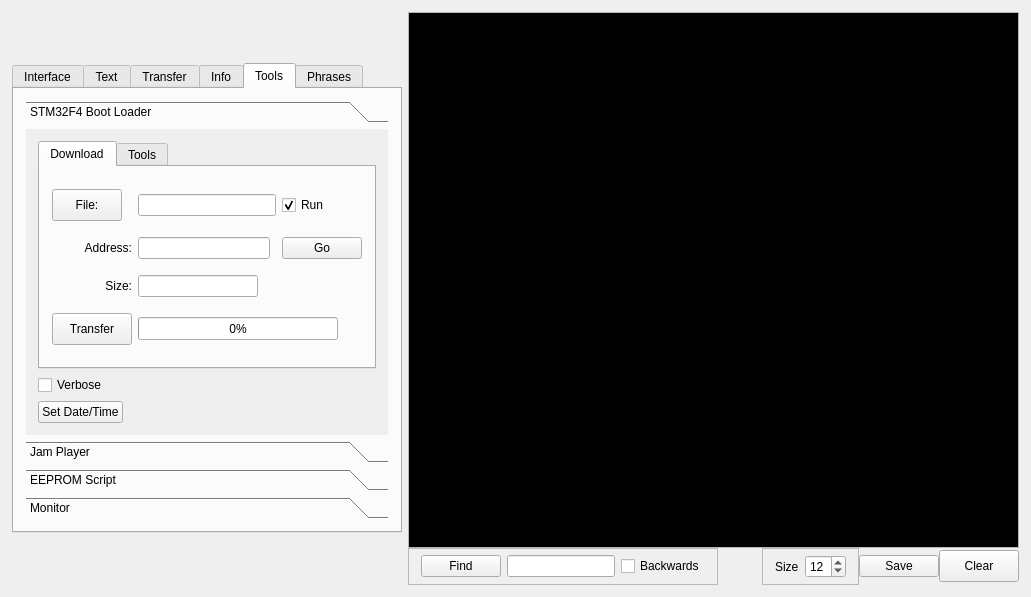
Old version of the form mainWindow.ui in the repository strawbot/TimbreTalk.
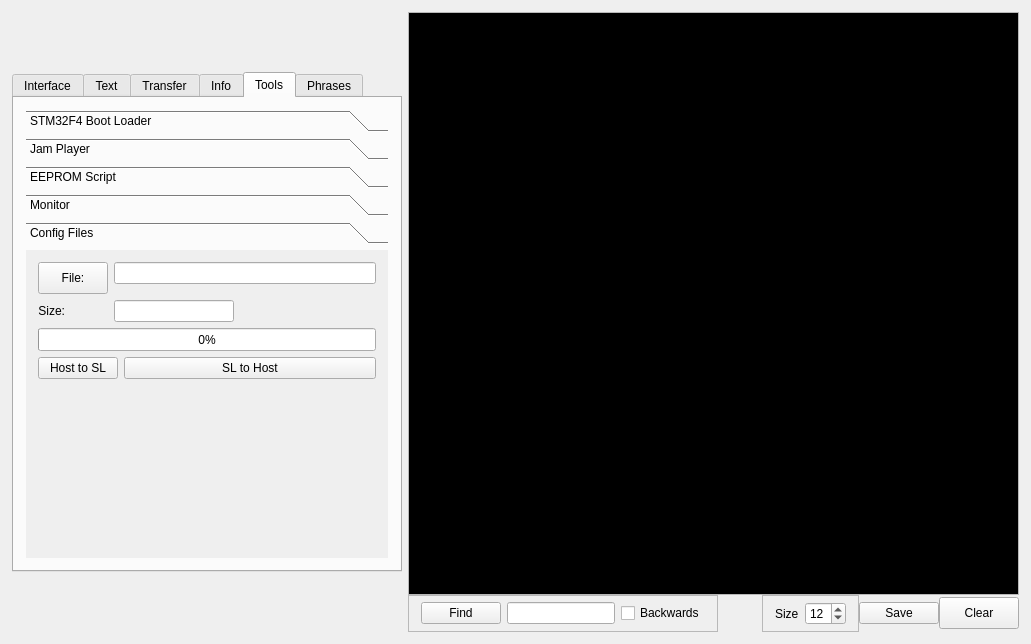
New version of the form. The open tabs and pages were chosen to show the change.

Commit message: added file transfer for config files; not fully tested and working and contains debug statements

```diff
--- a/mainWindow.ui
+++ b/mainWindow.ui
@@ -7,7 +7,7 @@
     <x>0</x>
     <y>0</y>
     <width>1031</width>
-    <height>597</height>
+    <height>644</height>
    </rect>
   </property>
   <property name="windowTitle">
@@ -51,7 +51,7 @@
           <property name="maximumSize">
            <size>
             <width>420</width>
-            <height>470</height>
+            <height>500</height>
            </size>
           </property>
           <property name="contextMenuPolicy">
@@ -1489,7 +1489,7 @@
             <item>
              <widget class="QToolBox" name="toolBox">
               <property name="currentIndex">
-               <number>0</number>
+               <number>4</number>
               </property>
               <widget class="QWidget" name="page">
                <property name="geometry">
@@ -1497,7 +1497,7 @@
                  <x>0</x>
                  <y>0</y>
                  <width>360</width>
-                 <height>281</height>
+                 <height>277</height>
                 </rect>
                </property>
                <attribute name="label">
@@ -2479,6 +2479,131 @@
                 </item>
                </layout>
               </widget>
+              <widget class="QWidget" name="ConfigFiles">
+               <attribute name="label">
+                <string>Config Files</string>
+               </attribute>
+               <layout class="QVBoxLayout" name="verticalLayout_21">
+                <item>
+                 <layout class="QVBoxLayout" name="verticalLayout_20">
+                  <item>
+                   <layout class="QFormLayout" name="formLayout_5">
+                    <property name="fieldGrowthPolicy">
+                     <enum>QFormLayout::ExpandingFieldsGrow</enum>
+                    </property>
+                    <item row="0" column="0">
+                     <widget class="QPushButton" name="configFileSelect">
+                      <property name="enabled">
+                       <bool>true</bool>
+                      </property>
+                      <property name="sizePolicy">
+                       <sizepolicy hsizetype="Minimum" vsizetype="Fixed">
+                        <horstretch>0</horstretch>
+                        <verstretch>0</verstretch>
+                       </sizepolicy>
+                      </property>
+                      <property name="minimumSize">
+                       <size>
+                        <width>70</width>
+                        <height>32</height>
+                       </size>
+                      </property>
+                      <property name="maximumSize">
+                       <size>
+                        <width>70</width>
+                        <height>32</height>
+                       </size>
+                      </property>
+                      <property name="layoutDirection">
+                       <enum>Qt::LeftToRight</enum>
+                      </property>
+                      <property name="text">
+                       <string>File:</string>
+                      </property>
+                     </widget>
+                    </item>
+                    <item row="0" column="1">
+                     <widget class="QLineEdit" name="configFileName"/>
+                    </item>
+                    <item row="1" column="0">
+                     <widget class="QLabel" name="label_73">
+                      <property name="text">
+                       <string>Size:</string>
+                      </property>
+                      <property name="alignment">
+                       <set>Qt::AlignRight|Qt::AlignTrailing|Qt::AlignVCenter</set>
+                      </property>
+                     </widget>
+                    </item>
+                    <item row="1" column="1">
+                     <widget class="QLineEdit" name="configFileSize">
+                      <property name="maximumSize">
+                       <size>
+                        <width>120</width>
+                        <height>16777215</height>
+                       </size>
+                      </property>
+                      <property name="readOnly">
+                       <bool>true</bool>
+                      </property>
+                     </widget>
+                    </item>
+                   </layout>
+                  </item>
+                  <item>
+                   <widget class="QProgressBar" name="configFileProgressBar">
+                    <property name="minimumSize">
+                     <size>
+                      <width>200</width>
+                      <height>23</height>
+                     </size>
+                    </property>
+                    <property name="maximumSize">
+                     <size>
+                      <width>1000</width>
+                      <height>23</height>
+                     </size>
+                    </property>
+                    <property name="value">
+                     <number>0</number>
+                    </property>
+                   </widget>
+                  </item>
+                  <item>
+                   <layout class="QFormLayout" name="formLayout_3">
+                    <item row="0" column="0">
+                     <widget class="QPushButton" name="configFileToSL">
+                      <property name="text">
+                       <string>Host to SL</string>
+                      </property>
+                     </widget>
+                    </item>
+                    <item row="0" column="1">
+                     <widget class="QPushButton" name="configFileToHost">
+                      <property name="text">
+                       <string>SL to Host</string>
+                      </property>
+                     </widget>
+                    </item>
+                   </layout>
+                  </item>
+                 </layout>
+                </item>
+                <item>
+                 <spacer name="verticalSpacer_7">
+                  <property name="orientation">
+                   <enum>Qt::Vertical</enum>
+                  </property>
+                  <property name="sizeHint" stdset="0">
+                   <size>
+                    <width>20</width>
+                    <height>40</height>
+                   </size>
+                  </property>
+                 </spacer>
+                </item>
+               </layout>
+              </widget>
              </widget>
             </item>
            </layout>
```
Left out of the diff: 10 changed lines with no effect on the pictures. The commit also changes 6 other files.
